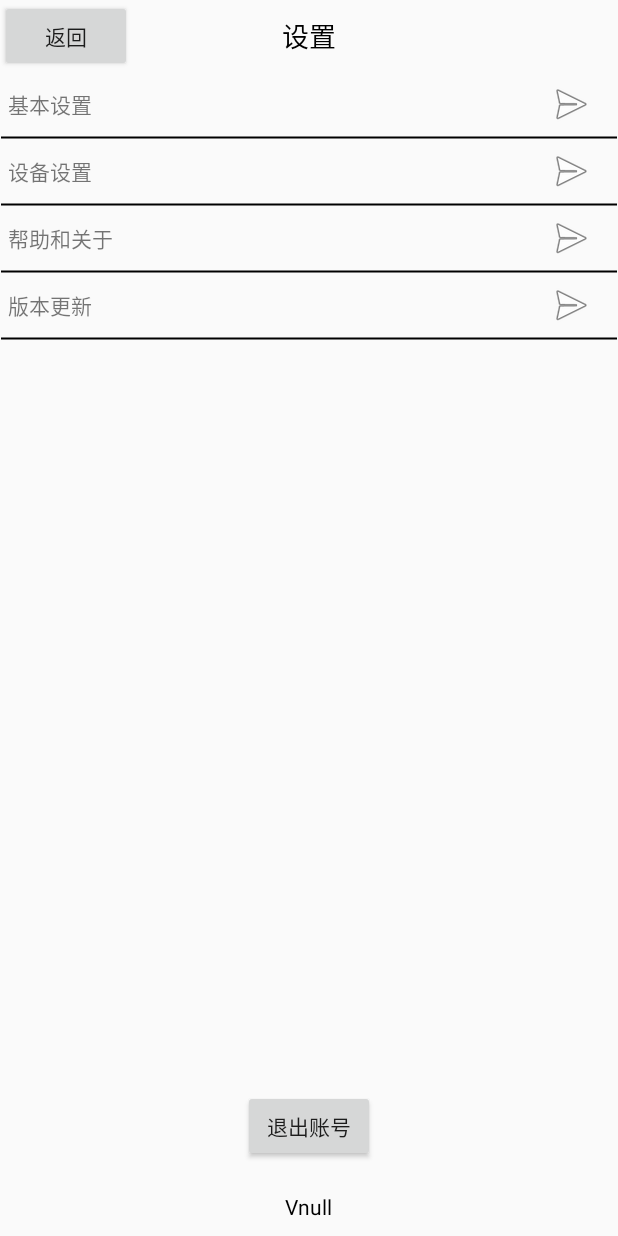
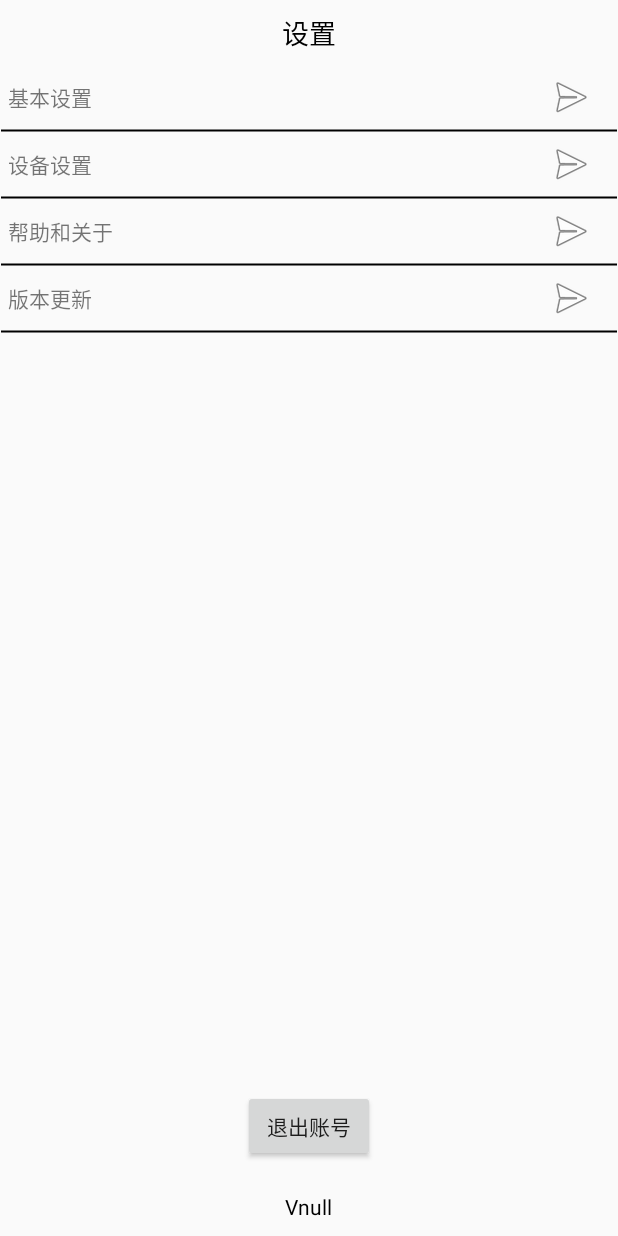
Before and after one commit to andyzhaozhao/houoy-app, an Android app: the UserSettingActivity screen opened directly, with no data from a screen before it, on a phone screen of 412 x 824 dp. Run offline under Robolectric (Android 15) with nearby library versions, the phone set to English and light mode, and no system bars.

Commit message:
rm back button.

```diff
--- a/app/src/main/AndroidManifest.xml
+++ b/app/src/main/AndroidManifest.xml
@@ -65,7 +65,9 @@
             android:screenOrientation="portrait" />
         <activity
             android:name=".activity.self.UserSettingInfoActivity"
-            android:screenOrientation="portrait" />
+            android:screenOrientation="portrait"
+            android:configChanges="orientation|keyboardHidden"
+            android:windowSoftInputMode="adjustUnspecified|stateHidden" />
         <activity
             android:name=".activity.self.SportHistoryListActivity"
             android:screenOrientation="portrait" />
--- a/app/src/main/java/gov/smart/health/activity/self/UserSettingActivity.java
+++ b/app/src/main/java/gov/smart/health/activity/self/UserSettingActivity.java
@@ -16,7 +16,6 @@ public class UserSettingActivity extends AppCompatActivity {
     protected void onCreate(Bundle savedInstanceState) {
         super.onCreate(savedInstanceState);
         setContentView(R.layout.activity_user_setting);
-        View btnBack = findViewById(R.id.btn_back);
         View btnSetting = findViewById(R.id.btn_setting_setting);
         View btnDeviceSetting = findViewById(R.id.btn_setting_device);
 
@@ -26,12 +25,7 @@ public class UserSettingActivity extends AppCompatActivity {
         TextView version = (TextView)findViewById(R.id.setting_tv_version);
         version.setText("V"+Utils.getVersionName(getApplicationContext()));
 
-        btnBack.setOnClickListener(new View.OnClickListener() {
-            @Override
-            public void onClick(View v) {
-                finish();
-            }
-        });
+
 
         btnSetting.setOnClickListener(new View.OnClickListener() {
             @Override
--- a/app/src/main/res/layout/activity_user_setting.xml
+++ b/app/src/main/res/layout/activity_user_setting.xml
@@ -10,12 +10,9 @@
         android:layout_width="match_parent"
         android:layout_height="wrap_content"
         android:layout_alignParentTop="true"
+        android:paddingTop="@dimen/top_margin"
+        android:paddingBottom="@dimen/top_margin"
         android:gravity="center_vertical">
-        <Button
-            android:layout_width="wrap_content"
-            android:text="返回"
-            android:id="@+id/btn_back"
-            android:layout_height="wrap_content" />
         <TextView
             android:layout_width="wrap_content"
             android:layout_height="wrap_content"
```
Also changed, not shown: app/src/main/java/gov/smart/health/activity/self/UserSettingInfoActivity.java (+0 -8 lines), app/src/main/res/layout/activity_device_setting.xml (+2 -6 lines), app/src/main/res/layout/activity_user_setting_info.xml (+2 -5 lines).
